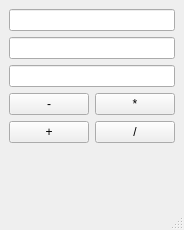
Qt form mainwindow.ui (Deivvvv/Test) before a commit.
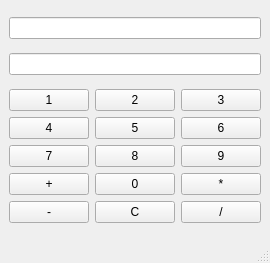
The same form after that commit.

What changed in the file:
```diff
--- a/mainwindow.ui
+++ b/mainwindow.ui
@@ -6,8 +6,8 @@
    <rect>
     <x>0</x>
     <y>0</y>
-    <width>178</width>
-    <height>230</height>
+    <width>257</width>
+    <height>263</height>
    </rect>
   </property>
   <property name="windowTitle">
@@ -16,50 +16,138 @@
   <widget class="QWidget" name="centralwidget">
    <layout class="QVBoxLayout" name="verticalLayout">
     <item>
-     <layout class="QGridLayout" name="gridLayout">
-      <item row="2" column="1">
-       <widget class="QLineEdit" name="lineEdit_3"/>
+     <widget class="QLineEdit" name="lineEdit_2">
+      <property name="readOnly">
+       <bool>true</bool>
+      </property>
+     </widget>
+    </item>
+    <item>
+     <widget class="QLineEdit" name="lineEdit">
+      <property name="readOnly">
+       <bool>true</bool>
+      </property>
+     </widget>
+    </item>
+    <item>
+     <layout class="QGridLayout" name="gridLayout_2" columnstretch="0,0,0" columnminimumwidth="0,0,0">
+      <property name="sizeConstraint">
+       <enum>QLayout::SetDefaultConstraint</enum>
+      </property>
+      <property name="horizontalSpacing">
+       <number>6</number>
+      </property>
+      <item row="4" column="1">
+       <widget class="QPushButton" name="pushButton_9">
+        <property name="text">
+         <string>8</string>
+        </property>
+       </widget>
       </item>
-      <item row="1" column="1">
-       <widget class="QLineEdit" name="lineEdit"/>
+      <item row="4" column="2">
+       <widget class="QPushButton" name="pushButton_11">
+        <property name="text">
+         <string>9</string>
+        </property>
+       </widget>
+      </item>
+      <item row="5" column="1">
+       <widget class="QPushButton" name="pushButton_0">
+        <property name="text">
+         <string>0</string>
+        </property>
+       </widget>
+      </item>
+      <item row="5" column="2">
+       <widget class="QPushButton" name="pushButton_de">
+        <property name="text">
+         <string>*</string>
+        </property>
+       </widget>
+      </item>
+      <item row="7" column="0">
+       <widget class="QPushButton" name="pushButton_minus">
+        <property name="text">
+         <string>-</string>
+        </property>
+       </widget>
+      </item>
+      <item row="7" column="1">
+       <widget class="QPushButton" name="pushButton_C">
+        <property name="text">
+         <string>С</string>
+        </property>
+       </widget>
       </item>
       <item row="0" column="1">
-       <widget class="QLineEdit" name="lineEdit_2"/>
+       <widget class="QPushButton" name="pushButton_2">
+        <property name="text">
+         <string>2</string>
+        </property>
+       </widget>
+      </item>
+      <item row="7" column="2">
+       <widget class="QPushButton" name="pushButton_nu">
+        <property name="text">
+         <string>/</string>
+        </property>
+       </widget>
+      </item>
+      <item row="0" column="2">
+       <widget class="QPushButton" name="pushButton_3">
+        <property name="text">
+         <string>3</string>
+        </property>
+       </widget>
       </item>
       <item row="3" column="1">
-       <layout class="QFormLayout" name="formLayout">
-        <property name="verticalSpacing">
-         <number>6</number>
+       <widget class="QPushButton" name="pushButton_5">
+        <property name="text">
+         <string>5</string>
         </property>
-        <item row="0" column="0">
-         <widget class="QPushButton" name="pushButton_2">
-          <property name="text">
-           <string>-</string>
-          </property>
-         </widget>
-        </item>
-        <item row="0" column="1">
-         <widget class="QPushButton" name="pushButton_3">
-          <property name="text">
-           <string>*</string>
-          </property>
-         </widget>
-        </item>
-        <item row="1" column="0">
-         <widget class="QPushButton" name="pushButton">
-          <property name="text">
-           <string>+</string>
-          </property>
-         </widget>
-        </item>
-        <item row="1" column="1">
-         <widget class="QPushButton" name="pushButton_4">
-          <property name="text">
-           <string>/</string>
-          </property>
-         </widget>
-        </item>
-       </layout>
+       </widget>
+      </item>
+      <item row="5" column="0">
+       <widget class="QPushButton" name="pushButton_plus">
+        <property name="text">
+         <string>+</string>
+        </property>
+       </widget>
+      </item>
+      <item row="3" column="0">
+       <widget class="QPushButton" name="pushButton">
+        <property name="text">
+         <string>+</string>
+        </property>
+       </widget>
+      </item>
+      <item row="3" column="2">
+       <widget class="QPushButton" name="pushButton_10">
+        <property name="text">
+         <string>6</string>
+        </property>
+       </widget>
+      </item>
+      <item row="4" column="0">
+       <widget class="QPushButton" name="pushButton_8">
+        <property name="text">
+         <string>7</string>
+        </property>
+       </widget>
+      </item>
+      <item row="3" column="0">
+       <widget class="QPushButton" name="pushButton_4">
+        <property name="text">
+         <string>4</string>
+        </property>
+       </widget>
+      </item>
+      <item row="0" column="0">
+       <widget class="QPushButton" name="pushButton_1">
+        <property name="text">
+         <string>1</string>
+        </property>
+       </widget>
       </item>
      </layout>
     </item>
```
Left out of the diff: 233 changed lines with no effect on the pictures.
